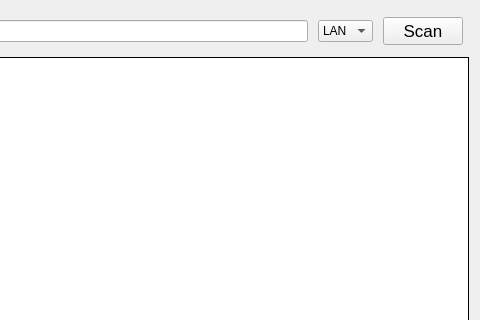
Old version of the form source/widget/megainterface.ui in the repository ww4u/mct-t4; both pictures show x 320 to 800 and y 0 to 320 of the 800 by 600 pixel window.
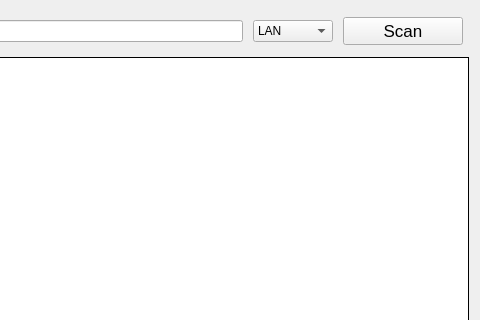
New version of the form. Icons and pictures are not drawn.

Patch:
```diff
--- a/source/widget/megainterface.ui
+++ b/source/widget/megainterface.ui
@@ -79,11 +79,23 @@
      <item>
       <widget class="QComboBox" name="comboBox_DevType">
        <property name="sizePolicy">
-        <sizepolicy hsizetype="Preferred" vsizetype="Fixed">
+        <sizepolicy hsizetype="Fixed" vsizetype="Fixed">
          <horstretch>0</horstretch>
          <verstretch>0</verstretch>
         </sizepolicy>
        </property>
+       <property name="minimumSize">
+        <size>
+         <width>80</width>
+         <height>0</height>
+        </size>
+       </property>
+       <property name="maximumSize">
+        <size>
+         <width>80</width>
+         <height>16777215</height>
+        </size>
+       </property>
        <item>
         <property name="text">
          <string>LAN</string>
@@ -104,6 +116,18 @@
          <verstretch>0</verstretch>
         </sizepolicy>
        </property>
+       <property name="minimumSize">
+        <size>
+         <width>120</width>
+         <height>0</height>
+        </size>
+       </property>
+       <property name="maximumSize">
+        <size>
+         <width>120</width>
+         <height>16777215</height>
+        </size>
+       </property>
        <property name="baseSize">
         <size>
          <width>0</width>
```
Left out of the diff: 6 changed lines with no effect on the pictures.
